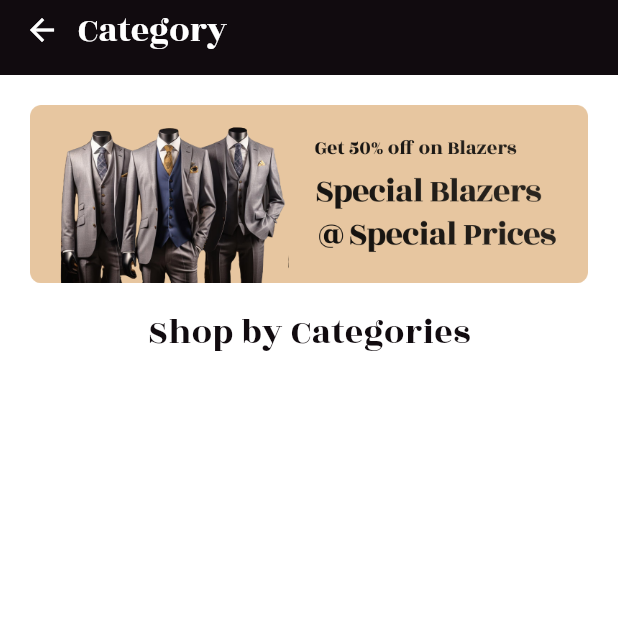
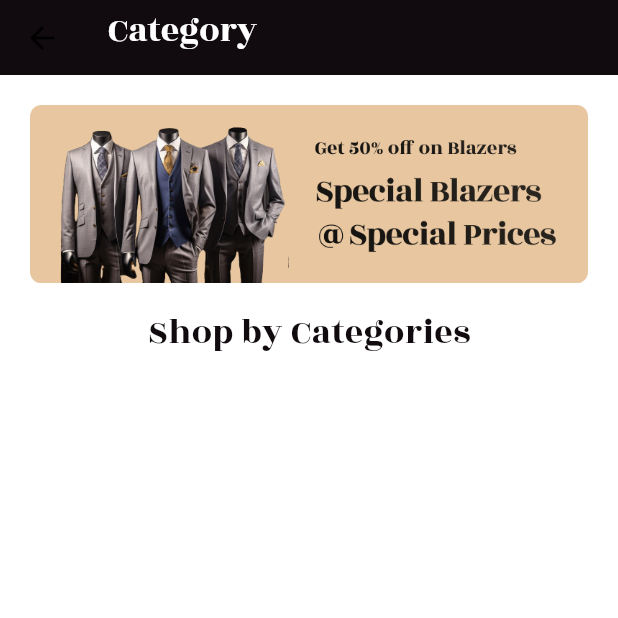
Before and after one commit to SaicharanGattu02/outfitter, a Flutter app: the Category screen opened directly, on a phone screen of 412 x 824 dp, the top half of it. Run offline on Flutter 3.47's test engine with Material 3 defaults, Android fonts, the phone set to English and light mode, and no system bars; our stand-ins replace connectivity_plus, dropdown_button2, firebase_analytics, firebase_core, firebase_crashlytics, firebase_messaging and 6 more; accounts and stored records are empty.

Commit message:
Committed by CHARAN 18-11-2024 AT 10:40 AM

```diff
--- a/lib/Screens/Category.dart
+++ b/lib/Screens/Category.dart
@@ -1,4 +1,5 @@
 import 'package:flutter/material.dart';
+import 'package:outfitter/utils/CustomAppBar.dart';
 import 'package:outfitter/utils/CustomAppBar1.dart';
 import 'package:provider/provider.dart';
 
@@ -14,42 +15,19 @@ class Category extends StatefulWidget {
 }
 
 class _CategoryState extends State<Category> {
-  // final List<Map<String, String>> grid = [
-  //   {"image": 'assets/hoodie.png', 'name': 'HOODIE'},
-  //   {"image": 'assets/jeans.png', 'name': 'JEANS'},
-  //   {"image": 'assets/sleaves.png', 'name': 'HALF SLEEVES'},
-  //   {"image": 'assets/cargo.png', 'name': 'CARGO'},
-  //   {"image": 'assets/shirt.png', 'name': 'SHIRT'},
-  //   {"image": 'assets/formals.png', 'name': 'FORMALS'},
-  //   {"image": 'assets/polo.png', 'name': 'POLO'},
-  //   {"image": 'assets/trousar.png', 'name': 'TROUSERS'},
-  // ];
 
   @override
   void initState() {
     // GetCategoriesList();
     super.initState();
   }
-  // List<Categories> categories=[];
-  // Future<void> GetCategoriesList() async{
-  //   var res = await Userapi.getCategories();
-  //   if (res!=null){
-  //     setState(() {
-  //       if(res.settings?.success==1){
-  //         categories=res.data??[];
-  //       }else{
-  //
-  //       }
-  //     });
-  //   }
-  // }
 
   @override
   Widget build(BuildContext context) {
     var w = MediaQuery.of(context).size.width;
     var h = MediaQuery.of(context).size.height;
     return Scaffold(
-      appBar: CustomApp(title: 'Category', w: w),
+      appBar: CustomAppBar2(title: 'Category', w: w),
       body: Padding(
         padding: const EdgeInsets.all(20),
         child: Column(
--- a/lib/Screens/Edit Profile screeen.dart
+++ b/lib/Screens/Edit Profile screeen.dart
@@ -2,6 +2,7 @@ import 'dart:io';
 import 'package:flutter/material.dart';
 import 'package:flutter/services.dart';
 import 'package:image_picker/image_picker.dart';
+import 'package:outfitter/utils/CustomAppBar.dart';
 import 'package:shared_preferences/shared_preferences.dart';
 import '../Model/UserDetailsModel.dart';
 import '../Services/UserApi.dart';
@@ -123,6 +124,7 @@ class _EditProfileScreenState extends State<EditProfileScreen> {
 
     return Scaffold(
       appBar: CustomApp(title: 'Edit Profile', w: w),
+
       body: Padding(
         padding: EdgeInsets.all(16.0),
         child: SingleChildScrollView(
--- a/lib/Screens/Profile.dart
+++ b/lib/Screens/Profile.dart
@@ -5,6 +5,7 @@ import 'package:outfitter/Screens/Edit%20Profile%20screeen.dart';
 import 'package:outfitter/Screens/OrderListScreen.dart';
 import 'package:outfitter/Screens/Orders.dart';
 import 'package:outfitter/Screens/WishList.dart';
+import 'package:outfitter/utils/CustomAppBar.dart';
 import 'package:outfitter/utils/CustomAppBar1.dart';
 import 'package:shared_preferences/shared_preferences.dart';
 
@@ -50,7 +51,7 @@ class _ProfileState extends State<Profile> {
     var h = MediaQuery.of(context).size.height;
 
     return Scaffold(
-      appBar: CustomApp(title: 'Profile', w: w),
+      appBar: CustomAppBar2(title: 'Profile', w: w),
       body: Padding(
         padding: const EdgeInsets.all(24),
         child: isLoading
--- a/lib/Screens/WishList.dart
+++ b/lib/Screens/WishList.dart
@@ -1,5 +1,6 @@
 import 'package:flutter/material.dart';
 import 'package:outfitter/providers/WishlistProvider.dart';
+import 'package:outfitter/utils/CustomAppBar.dart';
 import 'package:outfitter/utils/CustomAppBar1.dart';
 import 'package:provider/provider.dart';
 
@@ -30,7 +31,7 @@ class _WishlistScreenState extends State<WishlistScreen> {
     var h = MediaQuery.of(context).size.height;
 
     return Scaffold(
-      appBar: CustomApp(title: 'WishList', w: w),
+      appBar: CustomAppBar2(title: 'WishList', w: w),
       body: Column(
         children: [
           SizedBox(
--- a/lib/utils/CustomAppBar.dart
+++ b/lib/utils/CustomAppBar.dart
@@ -28,3 +28,39 @@ class CustomAppBar extends StatelessWidget implements PreferredSizeWidget {
   @override
   Size get preferredSize => Size.fromHeight(50);
 }
+
+
+class CustomAppBar2 extends StatelessWidget implements PreferredSizeWidget {
+
+  final double w;
+  final String title;
+
+  CustomAppBar2({required this.title, required this.w});
+
+  @override
+  Widget build(BuildContext context) {
+    return AppBar(
+      automaticallyImplyLeading: true,
+      leading: null,
+      actions: <Widget>[Container()],
+      toolbarHeight: 50,
+      backgroundColor: const Color(0xff110B0F),
+      title: Padding(
+        padding: const EdgeInsets.only(bottom: 10),
+        child: Text(
+          title,
+          style: TextStyle(
+            color: Color(0xffffffff),
+            fontFamily: 'RozhaOne',
+            fontSize: 24,
+            height: 32 / 24,
+            fontWeight: FontWeight.w400,
+          ),
+        ),
+      ),
+    );
+  }
+
+  @override
+  Size get preferredSize => Size.fromHeight(50);
+}
```
